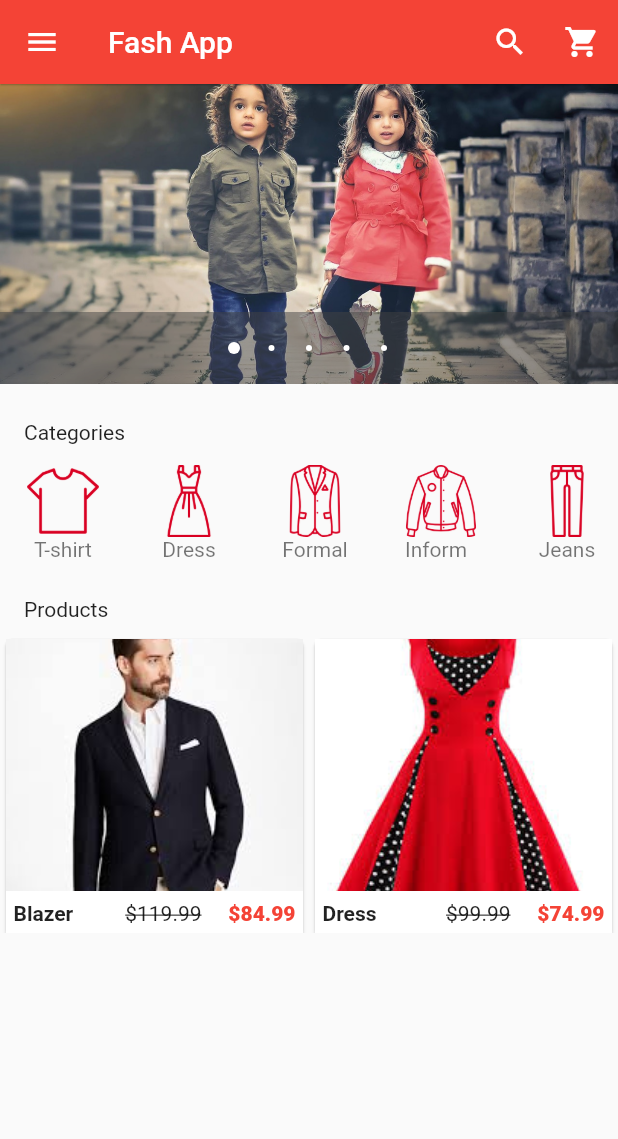
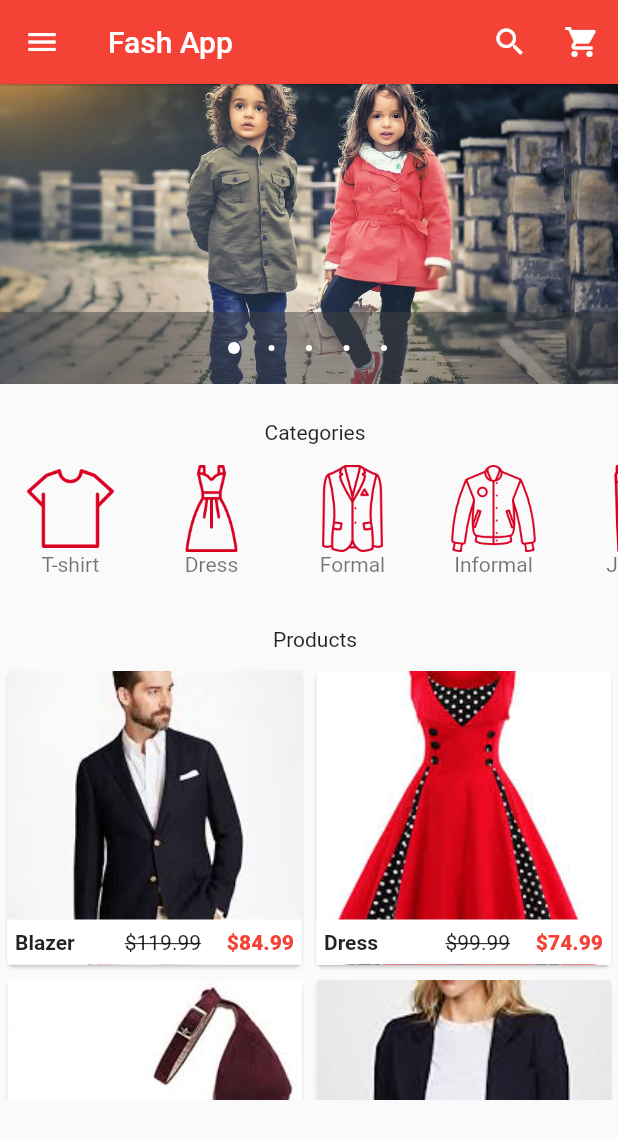
Before and after one commit to etEthiopia/ecommerce, a Flutter app: the screen it shows after launch, on a phone screen of 412 x 824 dp. Shown: the top 1139 px of the screen. Run offline on Flutter 3.47's test engine with Material 2 defaults, Android fonts, the phone set to English and light mode, and no system bars; drawn by our look-alikes of carousel_pro.

```diff
--- a/lib/components/categories_hlistview.dart
+++ b/lib/components/categories_hlistview.dart
@@ -4,7 +4,7 @@ class CategoriesHListView extends StatelessWidget {
   @override
   Widget build(BuildContext context) {
     return Container(
-      height: 70.0,
+      height: 90.0,
       child: ListView(
         scrollDirection: Axis.horizontal,
         children: <Widget>[
@@ -34,7 +34,7 @@ class Category extends StatelessWidget {
         child: InkWell(
             onTap: () {},
             child: Container(
-              width: 80.0,
+              width: 90.0,
               child: ListTile(
                 title: Image.asset(
                   icon,
--- a/lib/components/products_grid.dart
+++ b/lib/components/products_grid.dart
@@ -58,12 +58,14 @@ class _ProductsGridState extends State<ProductsGrid> {
       gridDelegate:
           SliverGridDelegateWithFixedCrossAxisCount(crossAxisCount: 2),
       itemBuilder: (BuildContext context, int index) {
-        return SingleProduct(
-          name: productList[index]["name"],
-          pic: productList[index]["pic"],
-          prevPrice: productList[index]["prevPrice"],
-          price: productList[index]["price"],
-        );
+        return Padding(
+            padding: EdgeInsets.all(1.0),
+            child: SingleProduct(
+              name: productList[index]["name"],
+              pic: productList[index]["pic"],
+              prevPrice: productList[index]["prevPrice"],
+              price: productList[index]["price"],
+            ));
       },
     );
   }
--- a/lib/pages/home.dart
+++ b/lib/pages/home.dart
@@ -33,10 +33,11 @@ class _HomePageState extends State<HomePage> {
       drawer: MenuDrawer(),
 
       // The body of home page
-      body: ListView(
+      body: Column(
         children: <Widget>[
           // Carousel of promo images
-          ImageCarousel(),
+          Flexible(child: ImageCarousel()),
+          //ImageCarousel(),
 
           // Title of Cateogries
           Padding(
@@ -54,7 +55,7 @@ class _HomePageState extends State<HomePage> {
           ),
 
           // The ProductsGrid in Cards
-          Container(height: 200, child: ProductsGrid())
+          Flexible(child: ProductsGrid())
         ],
       ),
     );
```
Also changed, not shown: 2 other files.
